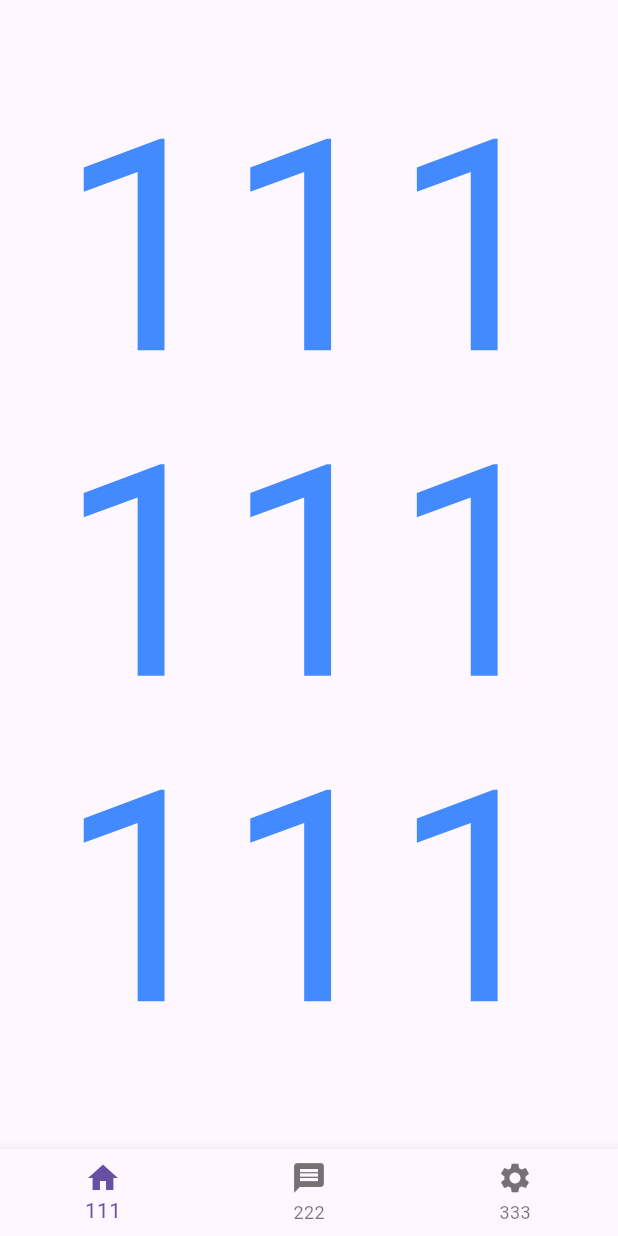
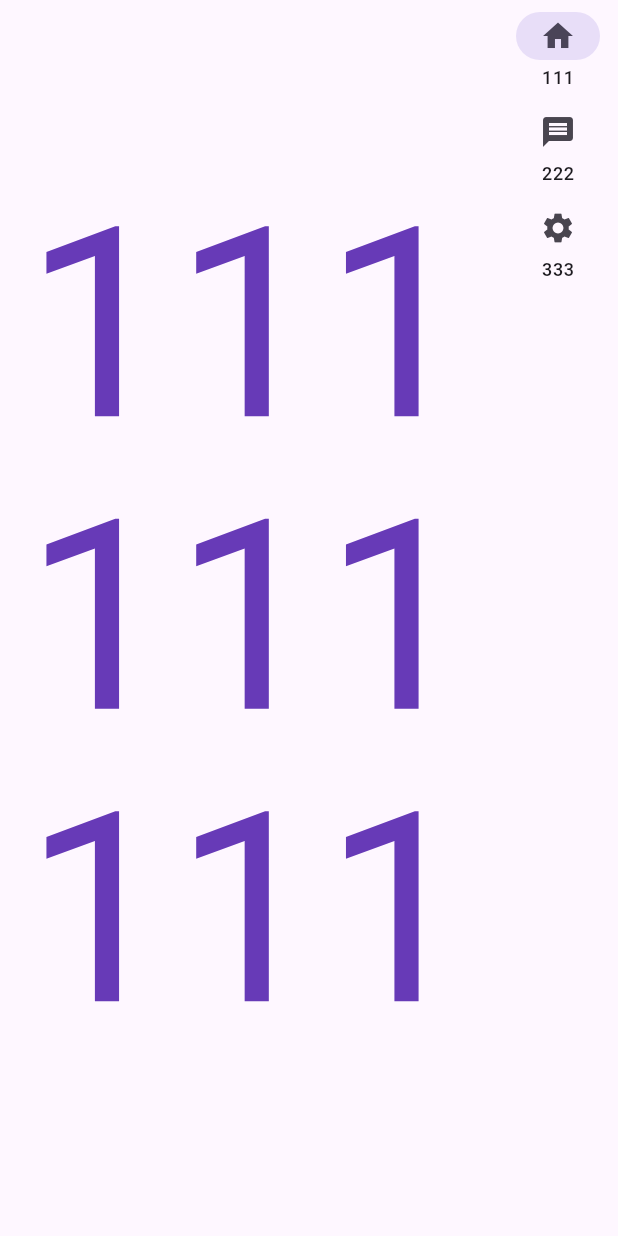
Before and after one commit to kagurazakayashi/EvernightBoard, a Flutter app: the screen it shows after launch, on a phone screen of 412 x 824 dp. Run offline on Flutter 3.47's test engine with Material 3 defaults, Android fonts, the phone set to English and light mode, and no system bars.

Commit message:
导航栏竖屏在屏幕右边,横屏在屏幕底边

```diff
--- a/lib/home/home_view.dart
+++ b/lib/home/home_view.dart
@@ -1,127 +1,174 @@
 import 'package:flutter/material.dart';
 import 'home_controller.dart';
 
-/// HomeView 為首頁畫面的 StatefulWidget。
+/// HomeView 為首頁畫面元件。
 ///
-/// 職責：
-/// - 建立並顯示首頁 UI。
-/// - 與 [HomeController] 綁定，依據控制器狀態更新畫面。
-/// - 顯示中央文字內容與底部導覽列。
+/// 此畫面會根據螢幕方向自動切換導覽列的顯示方式：
+/// - 直向時：使用右側側邊導覽列
+/// - 橫向時：使用底部導覽列
+///
+/// 中央內容會依可用空間自動縮放文字大小，
 class HomeView extends StatefulWidget {
   /// 建立首頁畫面元件。
   const HomeView({super.key});
 
-  /// 建立對應的 State 物件。
   @override
   State<HomeView> createState() => _HomeViewState();
 }
 
-/// [HomeView] 對應的狀態類別。
+/// HomeView 的狀態物件。
 ///
-/// 主要負責：
-/// - 初始化與釋放 [HomeController]
-/// - 監聽控制器狀態變化並刷新 UI
-/// - 根據畫面尺寸動態計算文字縮放比例
+/// 負責：
+/// - 管理 [HomeController]
+/// - 監聽控制器資料變化並重建畫面
+/// - 根據畫面方向切換版面配置
 class _HomeViewState extends State<HomeView> {
-  /// 首頁控制器實例。
-  ///
-  /// 用於管理目前顯示的內容、底部導覽列索引，以及頁面切換邏輯。
+  /// 首頁畫面的控制器，用來管理目前索引、內容與導覽項目。
   final HomeController _controller = HomeController();
 
-  /// State 初始化生命週期。
-  ///
-  /// 在元件第一次建立時呼叫：
-  /// - 先執行父類別初始化
-  /// - 註冊 controller 監聽器，當資料變化時透過 setState 重新建構畫面
   @override
   void initState() {
     super.initState();
-    // 監聽 Controller 的變化，當內部狀態更新時重新刷新畫面
+
+    // 監聽控制器狀態變化，當資料更新時重新繪製畫面。
     _controller.addListener(() => setState(() {}));
   }
 
-  /// State 釋放生命週期。
-  ///
-  /// 當畫面被移除時：
-  /// - 先釋放 controller 資源，避免記憶體洩漏
-  /// - 再呼叫父類別的 dispose
   @override
   void dispose() {
-    // 釋放 Controller 佔用的資源
+    // 釋放控制器資源，避免記憶體洩漏。
     _controller.dispose();
     super.dispose();
   }
 
-  /// 建立首頁畫面。
-  ///
-  /// 畫面包含：
-  /// - 使用 [LayoutBuilder] 動態計算可用空間
-  /// - 中央顯示可自動縮放大小的文字
-  /// - 底部導覽列，點擊後切換內容
   @override
   Widget build(BuildContext context) {
+    // 使用 OrientationBuilder 監聽螢幕方向變化。
+    return OrientationBuilder(
+      builder: (context, orientation) {
+        // 判斷目前是否為直向畫面。
+        bool isPortrait = orientation == Orientation.portrait;
+
         return Scaffold(
-      // --- 之前討論的文字自適應邏輯 ---
-      body: LayoutBuilder(
+          // 如果是直屏，導覽列在右側，因此不使用 bottomNavigationBar，
+          // 而是在 body 中以 Row 方式排版。
+          //
+          // 如果是橫屏，直接使用 Scaffold 的 bottomNavigationBar。
+          bottomNavigationBar: isPortrait ? null : _buildBottomNav(),
+          body: isPortrait
+              ? Row(
+                  children: [
+                    // 文字區域占據剩餘空間。
+                    Expanded(child: _buildScalingText()),
+
+                    // 右側顯示側邊導覽列。
+                    _buildSideNav(),
+                  ],
+                )
+              // 橫屏時僅顯示主內容，底部導覽列由 Scaffold 負責。
+              : _buildScalingText(),
+        );
+      },
+    );
+  }
+
+  /// 建立可依容器大小自動縮放的文字區塊。
+  ///
+  /// 此方法會先使用 [TextPainter] 以基準字級進行排版測量，
+  /// 再依據可用寬高計算最適合的縮放比例，
+  /// 讓文字能盡可能完整地顯示於畫面中央。
+  Widget _buildScalingText() {
+    return LayoutBuilder(
       builder: (context, constraints) {
-          // 從 Controller 取得目前要顯示的文字內容
+        // 取得目前要顯示的文字內容。
         final String text = _controller.currentContent;
 
-          // 定義文字的基礎樣式
+        // 定義文字的基礎樣式。
         const TextStyle baseStyle = TextStyle(
           height: 1.1,
-            color: Colors.blueAccent,
+          color: Colors.deepPurple,
         );
 
-          // 使用 TextPainter 先以固定字級 100 計算文字實際繪製尺寸
-          // 這樣可以根據可用空間推算最適合的縮放比例
+        // 使用 TextPainter 先以固定字級測量文字實際尺寸。
         final textPainter = TextPainter(
-            text: TextSpan(
-              text: text,
-              style: baseStyle.copyWith(fontSize: 100),
-            ),
+          text: TextSpan(text: text, style: baseStyle.copyWith(fontSize: 100)),
           textDirection: TextDirection.ltr,
           textAlign: TextAlign.center,
         )..layout();
 
-          // 計算寬度與高度方向各自可容納的縮放比例
-          // 並取較小值，確保文字可完整顯示於畫面內
+        // 根據容器可用寬高與文字實際尺寸計算縮放比例，
+        // 取寬度比例與高度比例中較小者，避免文字超出容器範圍。
         double scale =
             (constraints.maxWidth / textPainter.width) <
                 (constraints.maxHeight / textPainter.height)
             ? (constraints.maxWidth / textPainter.width)
             : (constraints.maxHeight / textPainter.height);
 
-          return Center(
+        return Container(
+          // 將文字置中顯示。
+          alignment: Alignment.center,
+
+          // 設定內距，避免文字貼齊邊界。
+          padding: const EdgeInsets.all(10),
           child: Text(
-              // 顯示目前內容文字
             text,
-              // 文字置中對齊
             textAlign: TextAlign.center,
-              // 套用基礎樣式，並依縮放比例動態調整字級
-              // 額外乘上 0.85 作為保留邊界，避免貼齊畫面
-              style: baseStyle.copyWith(fontSize: (100 * scale) * 0.85),
+
+            // 套用縮放後字級，並保留些許安全邊界。
+            style: baseStyle.copyWith(fontSize: (100 * scale) * 0.9),
           ),
         );
       },
+    );
+  }
+
+  /// 建立底部導覽列。
+  ///
+  /// 此導覽列用於橫向畫面，並依據控制器中的導覽項目動態產生按鈕。
+  Widget _buildBottomNav() {
+    return BottomNavigationBar(
+      // 設定目前選中的索引。
+      currentIndex: _controller.currentIndex,
+
+      // 點擊導覽項目時切換頁面索引。
+      onTap: _controller.changeIndex,
+
+      // 由控制器的項目清單動態建立導覽列項目。
+      items: _controller.items
+          .map(
+            (item) => BottomNavigationBarItem(
+              icon: Icon(item.icon),
+              label: item.title,
             ),
+          )
+          .toList(),
+    );
+  }
 
-      // --- 底部導覽列 ---
-      bottomNavigationBar: BottomNavigationBar(
-        // 目前選取的頁籤索引
-        currentIndex: _controller.currentIndex,
-        // 點擊頁籤時，呼叫 Controller 的切換方法
-        onTap: _controller.changeIndex,
-        // 根據 Controller 提供的項目清單動態建立底部導覽列項目
-        items: _controller.items.map((item) {
-          return BottomNavigationBarItem(
-            // 顯示頁籤圖示
+  /// 建立右側側邊導覽列。
+  ///
+  /// 此導覽列用於直向畫面，採用 [NavigationRail] 實作。
+  Widget _buildSideNav() {
+    // 使用 NavigationRail 實作側邊導覽。
+    return NavigationRail(
+      // 目前選中的目的地索引。
+      selectedIndex: _controller.currentIndex,
+
+      // 點選目的地時切換頁面索引。
+      onDestinationSelected: _controller.changeIndex,
+
+      // 顯示所有標籤文字。
+      labelType: NavigationRailLabelType.all,
+
+      // 由控制器的項目清單動態建立側邊導覽目的地。
+      destinations: _controller.items
+          .map(
+            (item) => NavigationRailDestination(
               icon: Icon(item.icon),
-            // 顯示頁籤標題
-            label: item.title,
-          );
-        }).toList(),
+              label: Text(item.title),
             ),
+          )
+          .toList(),
     );
   }
 }
```
Lines whose indentation alone changed are shown as unchanged.
